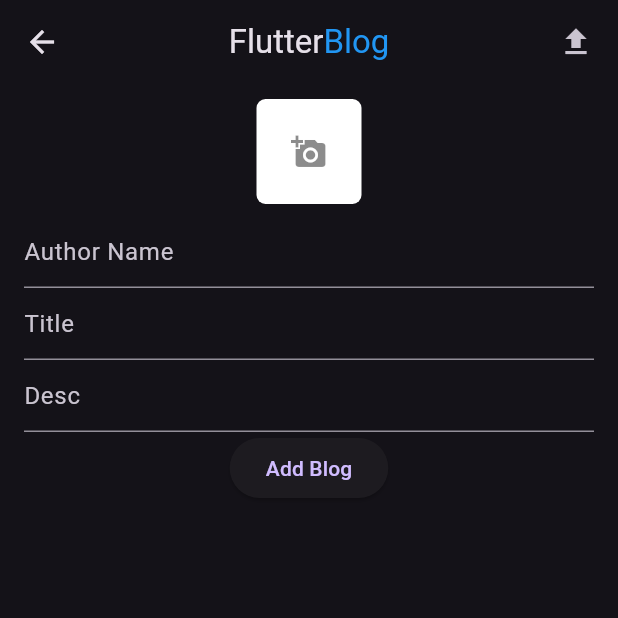
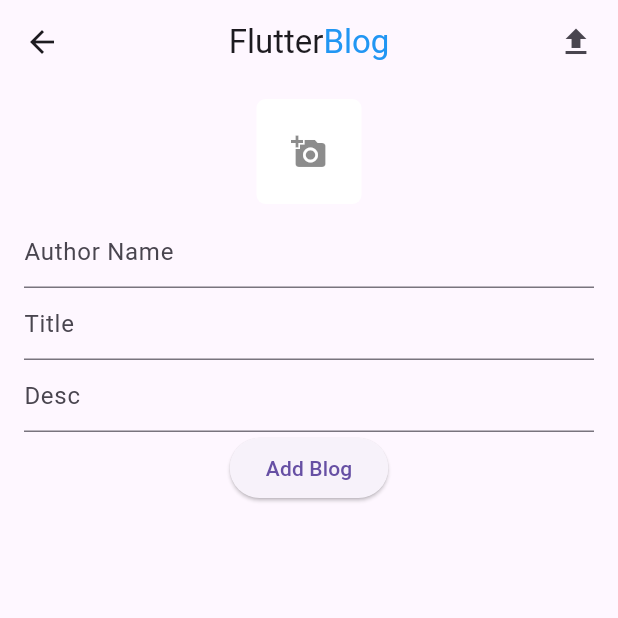
Before and after one commit to bogdandd002/blog_app, a Flutter app: the screen it shows after launch, after a tap on the "add" icon, on a phone screen of 412 x 824 dp, the top half of it. Run offline on Flutter 3.47's test engine with Material 3 defaults, Android fonts, the phone set to English and light mode, and no system bars; our stand-ins replace image_picker, sqflite; accounts and stored records are empty.

```diff
--- a/blog_app/lib/main.dart
+++ b/blog_app/lib/main.dart
@@ -13,7 +13,7 @@ class MyApp extends StatelessWidget {
   Widget build(BuildContext context) {
     return MaterialApp(
       title: 'Flutter Demo',
-      theme: ThemeData.dark(),
+      theme: ThemeData.light(),
       home: const HomePage(),
     );
   }
--- a/blog_app/lib/models/blog_model.dart
+++ b/blog_app/lib/models/blog_model.dart
@@ -1,21 +1,26 @@
+import 'dart:typed_data';
+
 class Blog {
   final int? id;
   final String authorName;
   final String title;
   final String desc;
+  final Uint8List picture;
 
   Blog(
       {this.id,
       required this.authorName,
       required this.title,
-      required this.desc});
+      required this.desc,
+      required this.picture});
 
   factory Blog.fromJson(Map<String, dynamic> json) => Blog(
       id: json['id'],
       authorName: json['authorName'],
       title: json['title'],
-      desc: json['desc']);
+      desc: json['desc'],
+      picture: json['picture']);
 
   Map<String, dynamic> toJson() =>
-      {'id': id, 'authorName': authorName, 'title': title, 'desc': desc};
+      {'id': id, 'authorName': authorName, 'title': title, 'desc': desc, 'picture': picture};
 }
```
Also changed, not shown: blog_app/lib/create_blog.dart (+7 -3 lines), blog_app/lib/home.dart (+35 -22 lines), blog_app/lib/services/database_helper.dart (+6 -5 lines).
